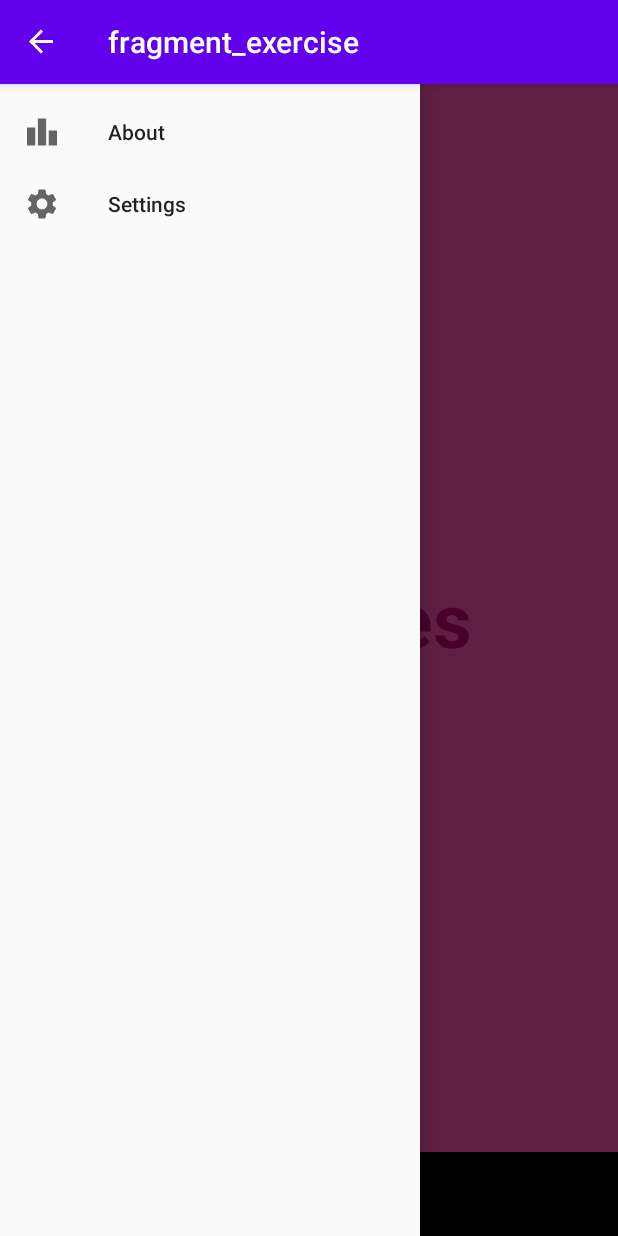
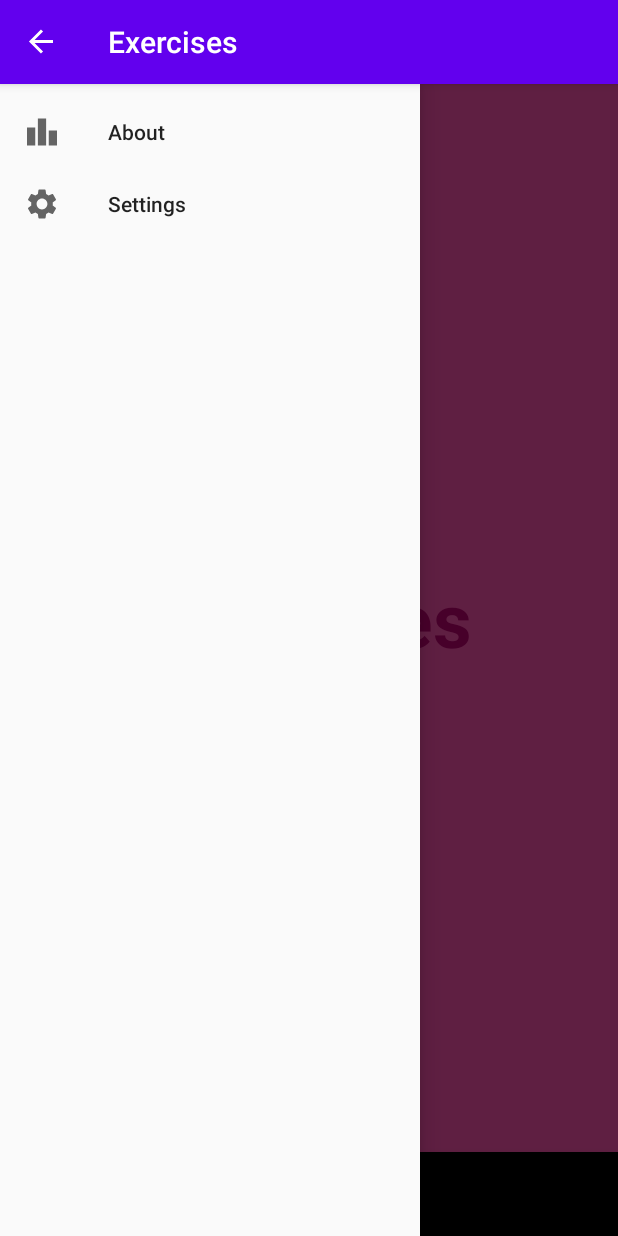
Before and after one commit to jrbrayjr2006/FitnessProHome, an Android app: the ExerciseFragment screen opened through its navigation route, with the side drawer open, on a phone screen of 412 x 824 dp. Run offline under Robolectric (Android 15) with nearby library versions, the phone set to English and light mode, and no system bars; our stand-ins replace Dagger/Hilt's generated code, data binding, navigation-ui; Roboto replaces fonts that are not available here.

Commit message:
Add dependency injection dependencies to exercies components and add titles to screens in navigation graph

```diff
--- a/app/src/main/java/com/continuouswave1550/fitness/fitnessprohome/exercise/ExerciseFragment.kt
+++ b/app/src/main/java/com/continuouswave1550/fitness/fitnessprohome/exercise/ExerciseFragment.kt
@@ -5,29 +5,20 @@ import androidx.fragment.app.Fragment
 import android.view.LayoutInflater
 import android.view.View
 import android.view.ViewGroup
+import androidx.databinding.DataBindingUtil
 import com.continuouswave1550.fitness.fitnessprohome.R
+import com.continuouswave1550.fitness.fitnessprohome.databinding.FragmentExerciseBinding
+import dagger.hilt.android.AndroidEntryPoint
+import javax.inject.Inject
 
-// TODO: Rename parameter arguments, choose names that match
-// the fragment initialization parameters, e.g. ARG_ITEM_NUMBER
-private const val ARG_PARAM1 = "param1"
-private const val ARG_PARAM2 = "param2"
+@AndroidEntryPoint
+class ExerciseFragment : Fragment() {
 
-/**
- * A simple [Fragment] subclass.
- * Use the [ExerciseFragment.newInstance] factory method to
- * create an instance of this fragment.
- */
-class ExerciseFragment : Fragment() {
-    // TODO: Rename and change types of parameters
-    private var param1: String? = null
-    private var param2: String? = null
+    private lateinit var binding: FragmentExerciseBinding
+    @Inject lateinit var viewModel: ExerciseViewModel
 
     override fun onCreate(savedInstanceState: Bundle?) {
         super.onCreate(savedInstanceState)
-        arguments?.let {
-            param1 = it.getString(ARG_PARAM1)
-            param2 = it.getString(ARG_PARAM2)
-        }
     }
 
     override fun onCreateView(
@@ -35,26 +26,11 @@ class ExerciseFragment : Fragment() {
         savedInstanceState: Bundle?
     ): View? {
         // Inflate the layout for this fragment
-        return inflater.inflate(R.layout.fragment_exercise, container, false)
+        binding = DataBindingUtil.inflate(inflater, R.layout.fragment_exercise, container, false)
+        return binding.root
     }
 
     companion object {
-        /**
-         * Use this factory method to create a new instance of
-         * this fragment using the provided parameters.
-         *
-         * @param param1 Parameter 1.
-         * @param param2 Parameter 2.
-         * @return A new instance of fragment ExerciseFragment.
-         */
-        // TODO: Rename and change types and number of parameters
-        @JvmStatic
-        fun newInstance(param1: String, param2: String) =
-            ExerciseFragment().apply {
-                arguments = Bundle().apply {
-                    putString(ARG_PARAM1, param1)
-                    putString(ARG_PARAM2, param2)
-                }
-            }
+       const val TAG = "ExerciseFragment"
     }
 }
--- a/app/src/main/java/com/continuouswave1550/fitness/fitnessprohome/exercise/ExerciseViewModel.kt
+++ b/app/src/main/java/com/continuouswave1550/fitness/fitnessprohome/exercise/ExerciseViewModel.kt
@@ -1,8 +1,9 @@
 package com.continuouswave1550.fitness.fitnessprohome.exercise
 
 import androidx.lifecycle.ViewModel
+import javax.inject.Inject
 
-class ExerciseViewModel : ViewModel() {
+class ExerciseViewModel @Inject constructor() : ViewModel() {
 
     companion object {
         const val TAG = "ExerciseViewModel"
--- a/app/src/main/java/com/continuouswave1550/fitness/fitnessprohome/myfitness/MyFitnessFragment.kt
+++ b/app/src/main/java/com/continuouswave1550/fitness/fitnessprohome/myfitness/MyFitnessFragment.kt
@@ -13,6 +13,7 @@ import androidx.navigation.ui.NavigationUI
 import com.continuouswave1550.fitness.fitnessprohome.R
 import com.continuouswave1550.fitness.fitnessprohome.databinding.FragmentMyFitnessBinding
 import dagger.hilt.android.AndroidEntryPoint
+import javax.inject.Inject
 
 /**
  * An example full-screen fragment that shows and hides the system UI (i.e.
@@ -21,7 +22,7 @@ import dagger.hilt.android.AndroidEntryPoint
 @AndroidEntryPoint
 class MyFitnessFragment : Fragment() {
     private lateinit var binding: FragmentMyFitnessBinding
-    private lateinit var viewModel: MyFitnessViewModel
+    @Inject lateinit var viewModel: MyFitnessViewModel
 
     override fun onCreateView(
         inflater: LayoutInflater,
@@ -29,7 +30,6 @@ class MyFitnessFragment : Fragment() {
         savedInstanceState: Bundle?
     ): View? {
         binding = DataBindingUtil.inflate(inflater, R.layout.fragment_my_fitness, container,false)
-        viewModel = ViewModelProvider(this).get(MyFitnessViewModel::class.java)
         binding.scanButton.setOnClickListener { view: View ->
             view.findNavController().navigate(R.id.action_myFitnessFragment_to_QRScanFragment)
         }
--- a/app/src/main/java/com/continuouswave1550/fitness/fitnessprohome/myfitness/MyFitnessViewModel.kt
+++ b/app/src/main/java/com/continuouswave1550/fitness/fitnessprohome/myfitness/MyFitnessViewModel.kt
@@ -2,8 +2,9 @@ package com.continuouswave1550.fitness.fitnessprohome.myfitness
 
 import android.util.Log
 import androidx.lifecycle.ViewModel
+import javax.inject.Inject
 
-class MyFitnessViewModel : ViewModel() {
+class MyFitnessViewModel @Inject constructor() : ViewModel() {
     init {
         Log.i("MyFitnessViewModel", "MyFitnessViewModel creatged!")
     }
--- a/app/src/main/res/navigation/nav_graph.xml
+++ b/app/src/main/res/navigation/nav_graph.xml
@@ -8,8 +8,8 @@
     <fragment
         android:id="@+id/myFitnessFragment"
         android:name="com.continuouswave1550.fitness.fitnessprohome.myfitness.MyFitnessFragment"
-        android:label="fragment_my_fitness"
-        tools:layout="@layout/fragment_my_fitness" >
+        android:label="@string/my_fitness"
+        tools:layout="@layout/fragment_my_fitness">
         <action
             android:id="@+id/action_myFitnessFragment_to_QRScanFragment"
             app:destination="@id/QRScanFragment" />
@@ -36,21 +36,21 @@
     <fragment
         android:id="@+id/settingsFragment"
         android:name="com.continuouswave1550.fitness.fitnessprohome.SettingsFragment"
-        android:label="fragment_settings"
+        android:label="@string/settings"
         tools:layout="@layout/fragment_settings" />
     <fragment
         android:id="@+id/exerciseFragment"
         android:name="com.continuouswave1550.fitness.fitnessprohome.exercise.ExerciseFragment"
-        android:label="fragment_exercise"
+        android:label="@string/exercise_title"
         tools:layout="@layout/fragment_exercise" />
     <fragment
         android:id="@+id/nutritionFragment"
         android:name="com.continuouswave1550.fitness.fitnessprohome.nutrition.NutritionFragment"
-        android:label="fragment_nutrition"
+        android:label="@string/nutrition_title"
         tools:layout="@layout/fragment_nutrition" />
     <fragment
         android:id="@+id/flexibilityFragment"
         android:name="com.continuouswave1550.fitness.fitnessprohome.flexibility.FlexibilityFragment"
-        android:label="fragment_flexibility"
+        android:label="@string/flexibility_title"
         tools:layout="@layout/fragment_flexibility" />
 </navigation>
--- a/app/src/main/res/values/strings.xml
+++ b/app/src/main/res/values/strings.xml
@@ -6,6 +6,7 @@
     <string name="hello_blank_fragment">Hello blank fragment</string>
     <string name="show_code_in_fragment">Show code in fragment</string>
     <string name="home_nav_title">Home</string>
+    <string name="my_fitness">My Fitness</string>
     <string name="exercise_nav_title">Exercises</string>
     <string name="flexibility_nav_title">Flexibility</string>
     <string name="diet_nav_title">Diet</string>
@@ -14,4 +15,5 @@
     <string name="exercises">Exercises</string>
     <string name="nutrition_title">Nutrition</string>
     <string name="flexibility_title">Flexibilty</string>
+    <string name="exercise_title">Exercises</string>
 </resources>
```
